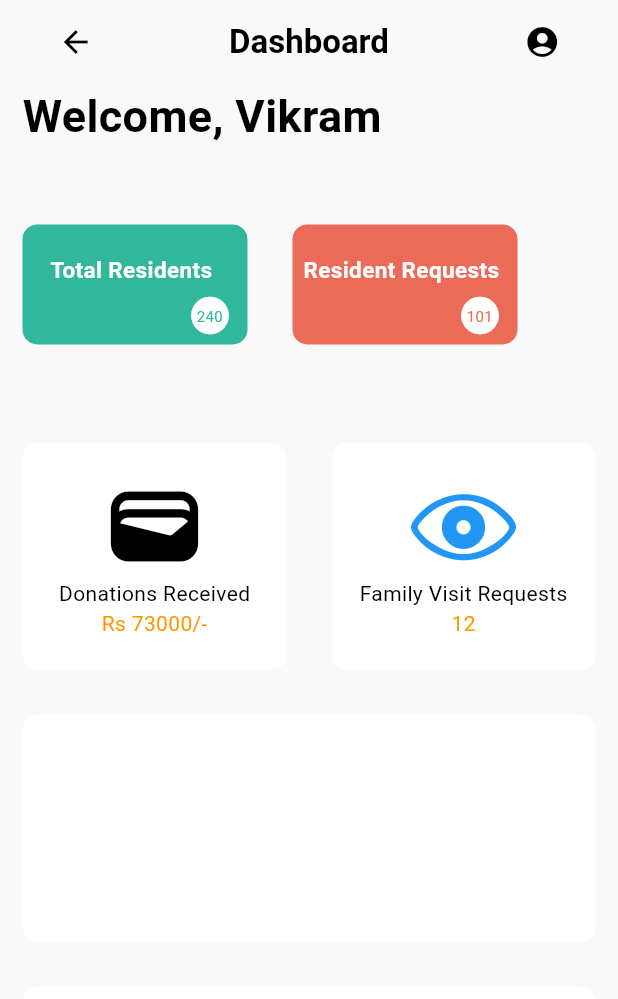
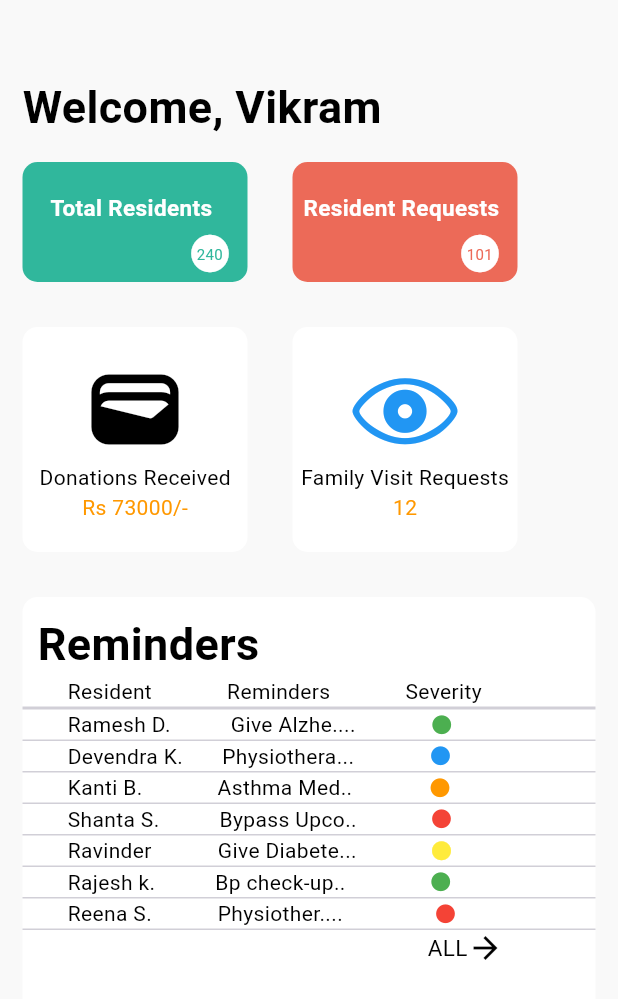
Before and after one commit to Rishita-06/homely, a Flutter app: the Dashboard screen opened directly, on a phone screen of 412 x 824 dp. Shown: the top 999 px of the screen. Run offline on Flutter 3.47's test engine with Material 3 defaults, Android fonts, the phone set to English and light mode, and no system bars; our stand-ins replace get.

Commit message:
dashboard

```diff
--- a/lib/dashboard.dart
+++ b/lib/dashboard.dart
@@ -1,8 +1,10 @@
 import 'package:flutter/material.dart';
+import 'package:homely/reminder.dart';
 import 'package:homely/reusable_card.dart';
 import 'package:homely/icon_content.dart';
 import 'package:homely/card_content.dart';
 import 'package:flutter/cupertino.dart';
+import 'package:homely/searchpage.dart';
 
 class Dashboard extends StatefulWidget {
   const Dashboard({super.key});
@@ -16,38 +18,9 @@ class _DashboardState extends State<Dashboard> {
   Widget build(BuildContext context) {
     return Scaffold(
       backgroundColor: const Color(0xFFf9f9f9),
-      appBar: AppBar(
-        title: const Center(
-          child: Row(
-            mainAxisAlignment: MainAxisAlignment.spaceAround,
-            children: [
-              Icon(
-                Icons.arrow_back,
-                color: Colors.black,
-              ),
-              SizedBox(
-                height: 15.0,
-              ),
-              Text(
-                'Dashboard',
-                style: TextStyle(
-                  color: Colors.black,
-                  fontWeight: FontWeight.bold,
-                ),
-              ),
-              SizedBox(
-                height: 15.0,
-              ),
-              Icon(
-                Icons.account_circle_rounded,
-                color: Colors.black,
-              ),
-            ],
-          ),
-        ),
-        backgroundColor: const Color(0xFFf9f9f9),
-      ),
-      body: Column(
+      body: Padding(
+        padding: const EdgeInsets.only(top: 50.0),
+        child: Column(
           crossAxisAlignment: CrossAxisAlignment.start,
           children: [
             const Padding(
@@ -61,12 +34,17 @@ class _DashboardState extends State<Dashboard> {
                 ),
               ),
             ),
-          Expanded(
-            child: Row(
+            Row(
               children: [
                 ReusableCard(
                   onPress: () {
-                    setState(() {});
+                    setState(() {
+                      Navigator.push(
+                        context,
+                        MaterialPageRoute(
+                            builder: (context) => const Searchpage()),
+                      );
+                    });
                   },
                   colour: const Color(0xFF30b79c),
                   height: 80.0,
@@ -96,6 +74,39 @@ class _DashboardState extends State<Dashboard> {
                 ),
               ],
             ),
+            Row(
+              children: [
+                ReusableCard(
+                  onPress: () {
+                    setState(() {});
+                  },
+                  height: 150.0,
+                  width: 150.0,
+                  colour: Colors.white,
+                  cardChild: const CardContent(
+                    icon: Icons.wallet,
+                    label: 'Donations Received',
+                    content: 'Rs 73000/-',
+                    color: Colors.black,
+                    c: Colors.orange,
+                  ),
+                ),
+                ReusableCard(
+                  onPress: () {
+                    setState(() {});
+                  },
+                  height: 150.0,
+                  width: 150.0,
+                  colour: Colors.white,
+                  cardChild: const CardContent(
+                    icon: CupertinoIcons.eye,
+                    color: Colors.blue,
+                    label: 'Family Visit Requests',
+                    content: '12',
+                    c: Colors.orange,
+                  ),
+                ),
+              ],
             ),
             Expanded(
               child: Row(
@@ -106,56 +117,7 @@ class _DashboardState extends State<Dashboard> {
                         setState(() {});
                       },
                       colour: Colors.white,
-                    cardChild: const CardContent(
-                      icon: Icons.wallet,
-                      label: 'Donations Received',
-                      content: 'Rs 73000/-',
-                      color: Colors.black,
-                      c: Colors.orange,
-                    ),
-                  ),
-                ),
-                Expanded(
-                  child: ReusableCard(
-                    onPress: () {
-                      setState(() {});
-                    },
-                    colour: Colors.white,
-                    cardChild: const CardContent(
-                      icon: CupertinoIcons.eye,
-                      color: Colors.blue,
-                      label: 'Family Visit Requests',
-                      content: '12',
-                      c: Colors.orange,
-                    ),
-                  ),
-                ),
-              ],
-            ),
-          ),
-          Expanded(
-            child: Row(
-              children: [
-                Expanded(
-                  child: ReusableCard(
-                    onPress: () {
-                      setState(() {});
-                    },
-                    colour: Colors.white,
-                  ),
-                ),
-              ],
-            ),
-          ),
-          Expanded(
-            child: Row(
-              children: [
-                Expanded(
-                  child: ReusableCard(
-                    onPress: () {
-                      setState(() {});
-                    },
-                    colour: Colors.white,
+                      cardChild: const Reminder(),
                     ),
                   ),
                 ],
@@ -163,6 +125,7 @@ class _DashboardState extends State<Dashboard> {
             ),
           ],
         ),
+      ),
     );
   }
 }
--- /dev/null
+++ b/lib/reminder.dart
@@ -0,0 +1,317 @@
+import 'package:flutter/material.dart';
+
+class Reminder extends StatelessWidget {
+  final IconData? icon;
+  final String? label;
+  final String? content;
+  final Color? color;
+  final Color? c;
+  const Reminder(
+      {super.key, this.icon, this.label, this.content, this.color, this.c});
+  @override
+  Widget build(BuildContext context) {
+    return Column(
+      crossAxisAlignment: CrossAxisAlignment.start,
+      children: [
+        const Padding(
+          padding: EdgeInsets.only(
+            top: 10.0,
+            left: 10.0,
+          ),
+          child: Text(
+            'Reminders',
+            style: TextStyle(
+              fontWeight: FontWeight.bold,
+              fontSize: 30.0,
+              color: Colors.black,
+            ),
+          ),
+        ),
+        const Row(
+          children: [
+            SizedBox(
+              width: 30.0,
+            ),
+            Text(
+              'Resident',
+              style: TextStyle(color: Colors.black),
+            ),
+            SizedBox(
+              width: 50.0,
+            ),
+            Text(
+              'Reminders',
+              style: TextStyle(color: Colors.black),
+            ),
+            SizedBox(
+              width: 50.0,
+            ),
+            Text(
+              'Severity',
+              style: TextStyle(color: Colors.black),
+            ),
+          ],
+        ),
+        Container(
+          color: const Color(0xFFd1cfd7),
+          child: const SizedBox(
+            height: 2.0,
+            width: 500.0,
+          ),
+        ),
+        const Row(
+          children: [
+            SizedBox(
+              width: 30.0,
+            ),
+            Text(
+              'Ramesh D.',
+              style: TextStyle(color: Colors.black),
+            ),
+            SizedBox(
+              width: 40.0,
+            ),
+            Text(
+              'Give Alzhe....',
+              style: TextStyle(color: Colors.black),
+            ),
+            SizedBox(
+              width: 50.0,
+            ),
+            Icon(
+              Icons.circle_rounded,
+              size: 15.0,
+              color: Colors.green,
+            ),
+          ],
+        ),
+        Container(
+          color: const Color(0xFFd1cfd7),
+          child: const SizedBox(
+            height: 1.0,
+            width: 500.0,
+          ),
+        ),
+        const Row(
+          children: [
+            SizedBox(
+              width: 30.0,
+            ),
+            Text(
+              'Devendra K.',
+              style: TextStyle(color: Colors.black),
+            ),
+            SizedBox(
+              width: 26.0,
+            ),
+            Text(
+              'Physiothera...',
+              style: TextStyle(color: Colors.black),
+            ),
+            SizedBox(
+              width: 50.0,
+            ),
+            Icon(
+              Icons.circle_rounded,
+              size: 15.0,
+              color: Colors.blue,
+            ),
+          ],
+        ),
+        Container(
+          color: const Color(0xFFd1cfd7),
+          child: const SizedBox(
+            height: 1.0,
+            width: 500.0,
+          ),
+        ),
+        const Row(
+          children: [
+            SizedBox(
+              width: 30.0,
+            ),
+            Text(
+              'Kanti B.',
+              style: TextStyle(color: Colors.black),
+            ),
+            SizedBox(
+              width: 50.0,
+            ),
+            Text(
+              'Asthma Med..',
+              style: TextStyle(color: Colors.black),
+            ),
+            SizedBox(
+              width: 51.0,
+            ),
+            Icon(
+              Icons.circle_rounded,
+              size: 15.0,
+              color: Colors.orange,
+            ),
+          ],
+        ),
+        Container(
+          color: const Color(0xFFd1cfd7),
+          child: const SizedBox(
+            height: 1.0,
+            width: 500.0,
+          ),
+        ),
+        const Row(
+          children: [
+            SizedBox(
+              width: 30.0,
+            ),
+            Text(
+              'Shanta S.',
+              style: TextStyle(color: Colors.black),
+            ),
+            SizedBox(
+              width: 40.0,
+            ),
+            Text(
+              'Bypass Upco..',
+              style: TextStyle(color: Colors.black),
+            ),
+            SizedBox(
+              width: 49.0,
+            ),
+            Icon(
+              Icons.circle_rounded,
+              size: 15.0,
+              color: Colors.red,
+            ),
+          ],
+        ),
+        Container(
+          color: const Color(0xFFd1cfd7),
+          child: const SizedBox(
+            height: 1.0,
+            width: 500.0,
+          ),
+        ),
+        const Row(
+          children: [
+            SizedBox(
+              width: 30.0,
+            ),
+            Text(
+              'Ravinder',
+              style: TextStyle(color: Colors.black),
+            ),
+            SizedBox(
+              width: 44.0,
+            ),
+            Text(
+              'Give Diabete...',
+              style: TextStyle(color: Colors.black),
+            ),
+            SizedBox(
+              width: 49.0,
+            ),
+            Icon(
+              Icons.circle_rounded,
+              size: 15.0,
+              color: Colors.yellow,
+            ),
+          ],
+        ),
+        Container(
+          color: const Color(0xFFd1cfd7),
+          child: const SizedBox(
+            height: 1.0,
+            width: 500.0,
+          ),
+        ),
+        const Row(
+          children: [
+            SizedBox(
+              width: 30.0,
+            ),
+            Text(
+              'Rajesh k.',
+              style: TextStyle(color: Colors.black),
+            ),
+            SizedBox(
+              width: 40.0,
+            ),
+            Text(
+              'Bp check-up..',
+              style: TextStyle(color: Colors.black),
+            ),
+            SizedBox(
+              width: 56.0,
+            ),
+            Icon(
+              Icons.circle_rounded,
+              size: 15.0,
+              color: Colors.green,
+            ),
+          ],
+        ),
+        Container(
+          color: const Color(0xFFd1cfd7),
+          child: const SizedBox(
+            height: 1.0,
+            width: 500.0,
+          ),
+        ),
+        const Row(
+          children: [
+            SizedBox(
+              width: 30.0,
+            ),
+            Text(
+              'Reena S.',
+              style: TextStyle(color: Colors.black),
+            ),
+            SizedBox(
+              width: 40.0,
+            ),
+            Text(
+              ' Physiother....',
+              style: TextStyle(color: Colors.black),
+            ),
+            SizedBox(
+              width: 61.0,
+            ),
+            Icon(
+              Icons.circle_rounded,
+              size: 15.0,
+              color: Colors.red,
+            ),
+          ],
+        ),
+        Container(
+          color: const Color(0xFFd1cfd7),
+          child: const SizedBox(
+            height: 1.0,
+            width: 500.0,
+          ),
+        ),
+        GestureDetector(
+          onTap: () {},
+          child: const Row(
+            children: [
+              SizedBox(
+                width: 270.0,
+              ),
+              Text(
+                'ALL',
+                style: TextStyle(
+                  color: Colors.black,
+                  fontSize: 15.0,
+                ),
+              ),
+              Icon(
+                Icons.arrow_forward,
+                color: Colors.black,
+              )
+            ],
+          ),
+        )
+      ],
+    );
+  }
+}
```
Also changed, not shown: lib/search_card.dart (added, +107 -0 lines), lib/searchpage.dart (+49 -3 lines), pubspec.lock. Lines whose indentation alone changed are shown as unchanged.
